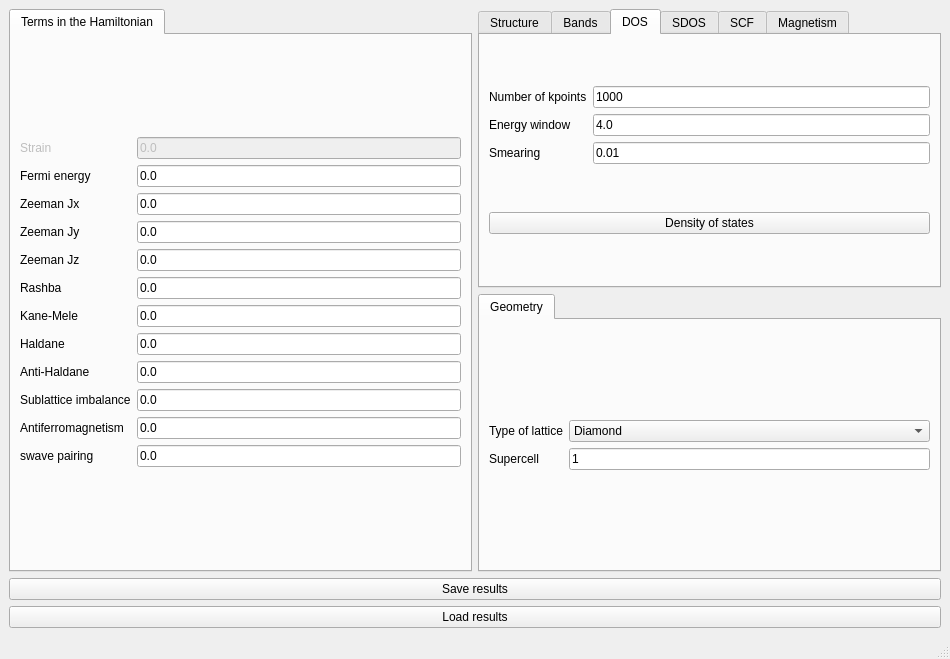
Old version of the form interface-pyqt/3d/interface.ui in the repository joselado/quantum-lattice.
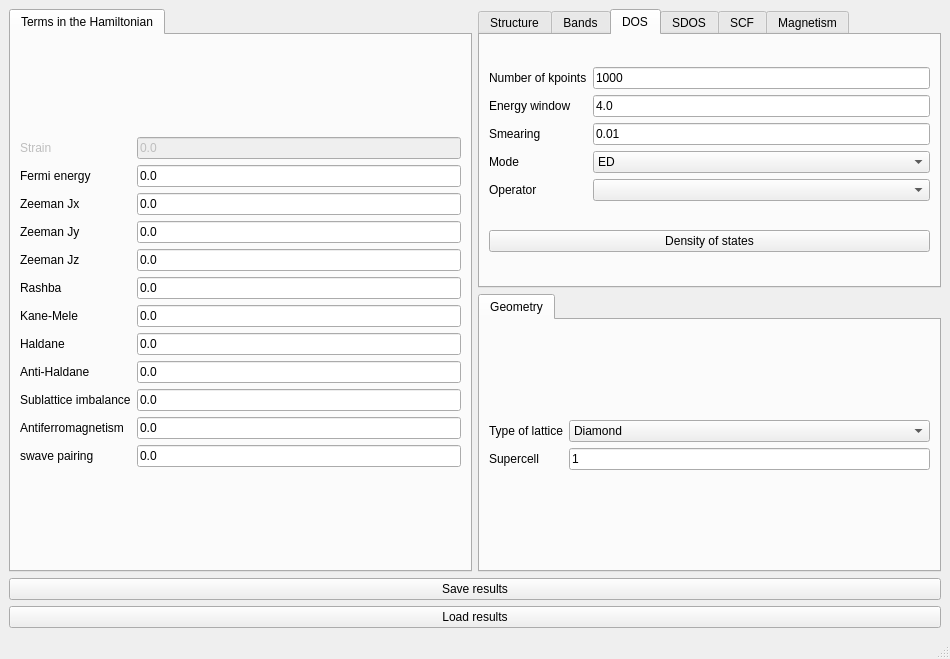
New version of the form. The open tabs and pages were chosen to show the change.

Commit message: Add operator-projected DOS and KPM mode to get_dos

What changed in the file:
```diff
--- a/interface-pyqt/3d/interface.ui
+++ b/interface-pyqt/3d/interface.ui
@@ -389,6 +389,42 @@
             </property>
            </widget>
           </item>
+          <item row="3" column="0">
+           <widget class="QLabel" name="label_dos_mode">
+            <property name="text">
+             <string>Mode</string>
+            </property>
+           </widget>
+          </item>
+          <item row="3" column="1">
+           <widget class="QComboBox" name="dos_mode">
+            <item>
+             <property name="text">
+              <string>ED</string>
+             </property>
+            </item>
+            <item>
+             <property name="text">
+              <string>Green</string>
+             </property>
+            </item>
+            <item>
+             <property name="text">
+              <string>KPM</string>
+             </property>
+            </item>
+           </widget>
+          </item>
+          <item row="4" column="0">
+           <widget class="QLabel" name="label_dos_operator">
+            <property name="text">
+             <string>Operator</string>
+            </property>
+           </widget>
+          </item>
+          <item row="4" column="1">
+           <widget class="QComboBox" name="dos_operator"/>
+          </item>
          </layout>
         </item>
         <item row="1" column="0">
```
The commit also changes 27 other files.
